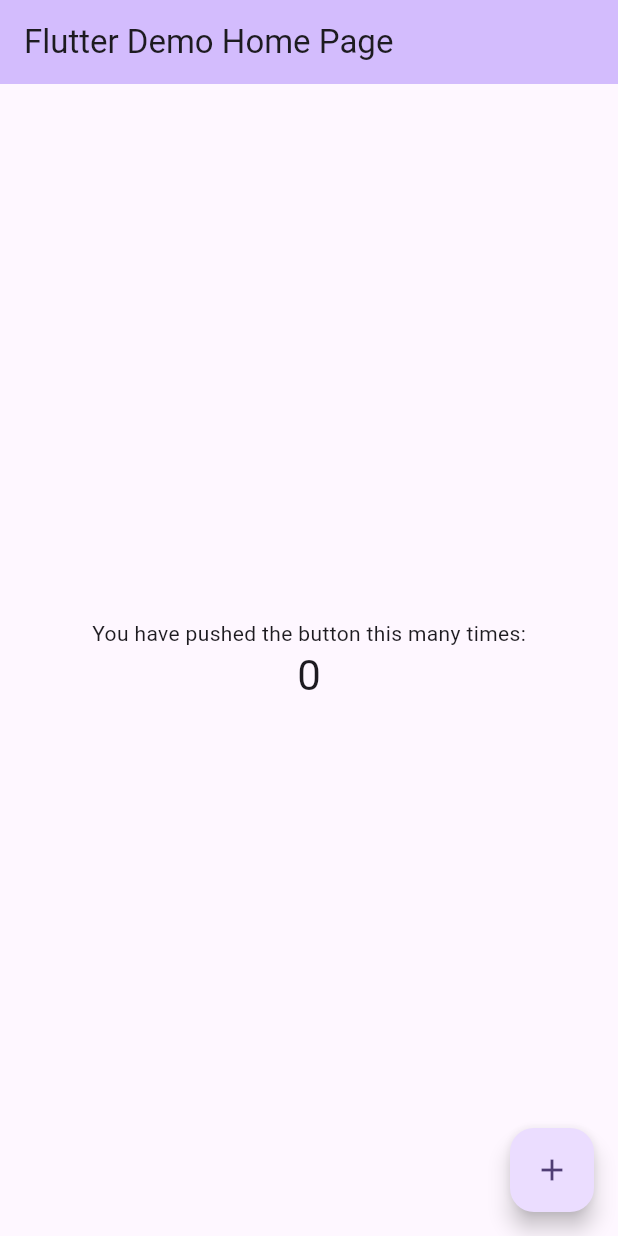
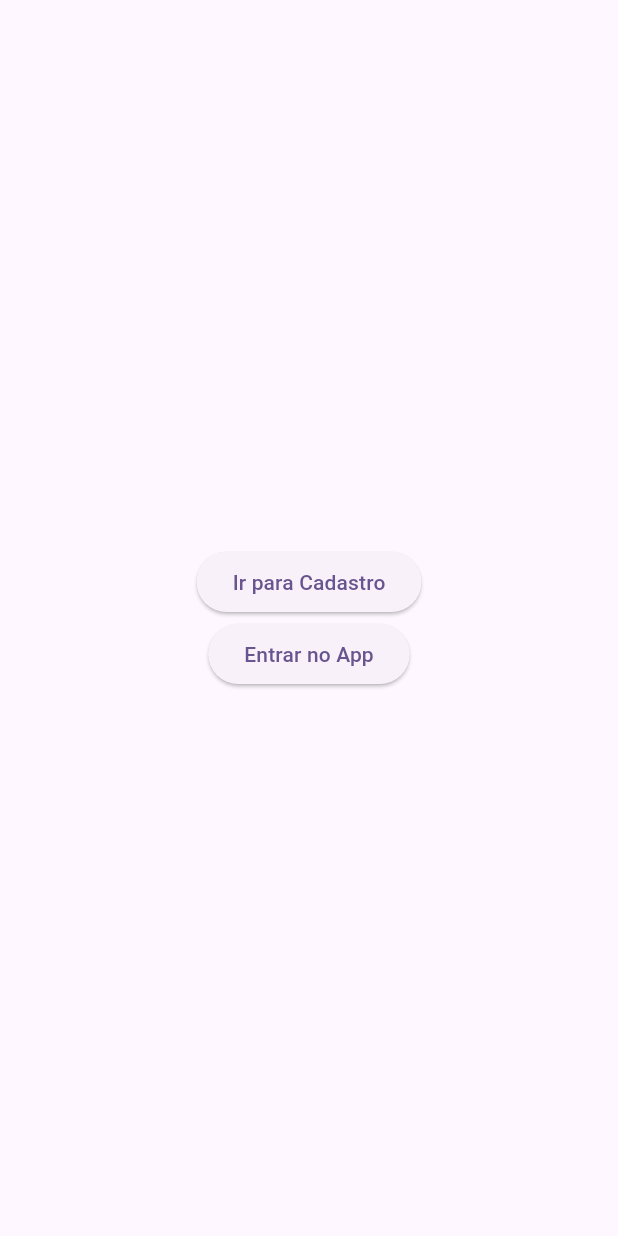
Before and after one commit to cristianbrunone/model_social, a Flutter app: the screen it shows after launch, on a phone screen of 412 x 824 dp. Run offline on Flutter 3.47's test engine with Material 3 defaults, Android fonts, the phone set to English and light mode, and no system bars; our stand-ins replace flutter_riverpod, go_router, riverpod_annotation; generated files the repository leaves out were written again.

Commit message:
feat: adicionado sistema de navegação

```diff
--- /dev/null
+++ b/lib/core/constants/routes.dart
@@ -0,0 +1,16 @@
+class AppRoutes {
+  static const login = '/login';
+  static const register = '/register';
+  static const registerStep1 = 'step1';
+  static const registerStep2 = 'step2';
+  static const registerStep3 = 'step3';
+
+  static const home = '/home';
+  static const tab1 = 'tab1';
+  static const tab2 = 'tab2';
+  static const tab3 = 'tab3';
+  static const tab4 = 'tab4';
+
+  static String tab1Detail(String id) => 'detail/$id';
+  static String tab2Detail(String id) => 'detail/$id';
+}
--- a/lib/main.dart
+++ b/lib/main.dart
@@ -1,66 +1,24 @@
+import 'package:citas/presentation/routing/app_router.dart';
 import 'package:flutter/material.dart';
+import 'package:flutter_riverpod/flutter_riverpod.dart';
 
 void main() {
-  runApp(const MyApp());
+  runApp(ProviderScope(child: const MyApp()));
 }
 
-class MyApp extends StatelessWidget {
+class MyApp extends ConsumerWidget {
   const MyApp({super.key});
 
   @override
-  Widget build(BuildContext context) {
-    return MaterialApp(
+  Widget build(BuildContext context, WidgetRef ref) {
+    final goRouter = ref.watch(goRouterProvider);
+
+    return MaterialApp.router(
       title: 'Flutter Demo',
       theme: ThemeData(
         colorScheme: ColorScheme.fromSeed(seedColor: Colors.deepPurple),
       ),
-      home: const MyHomePage(title: 'Flutter Demo Home Page'),
+      routerConfig: goRouter,
     );
   }
 }
-
-class MyHomePage extends StatefulWidget {
-  const MyHomePage({super.key, required this.title});
-
-  final String title;
-
-  @override
-  State<MyHomePage> createState() => _MyHomePageState();
-}
-
-class _MyHomePageState extends State<MyHomePage> {
-  int _counter = 0;
-
-  void _incrementCounter() {
-    setState(() {
-      _counter++;
-    });
-  }
-
-  @override
-  Widget build(BuildContext context) {
-    return Scaffold(
-      appBar: AppBar(
-        backgroundColor: Theme.of(context).colorScheme.inversePrimary,
-        title: Text(widget.title),
-      ),
-      body: Center(
-        child: Column(
-          mainAxisAlignment: MainAxisAlignment.center,
-          children: <Widget>[
-            const Text('You have pushed the button this many times:'),
-            Text(
-              '$_counter',
-              style: Theme.of(context).textTheme.headlineMedium,
-            ),
-          ],
-        ),
-      ),
-      floatingActionButton: FloatingActionButton(
-        onPressed: _incrementCounter,
-        tooltip: 'Increment',
-        child: const Icon(Icons.add),
-      ),
-    );
-  }
-}
--- /dev/null
+++ b/lib/presentation/routing/app_router.dart
@@ -0,0 +1,76 @@
+import 'package:citas/core/constants/imports.dart';
+import 'package:citas/presentation/screens/home/tabs/tab2/tab2Details.dart';
+part 'app_router.g.dart';
+
+@riverpod
+GoRouter goRouter(Ref ref) {
+  return GoRouter(
+    initialLocation: AppRoutes.login,
+    routes: [
+      GoRoute(
+        path: AppRoutes.login,
+        builder: (_, __) => const LoginScreen(),
+      ),
+      GoRoute(
+        path: AppRoutes.register,
+        builder: (_, __) => const RegisterStep1Screen(),
+        routes: [
+          GoRoute(
+            path: AppRoutes.registerStep2,
+            builder: (_, __) => const RegisterStep2Screen(),
+          ),
+          GoRoute(
+            path: AppRoutes.registerStep3,
+            builder: (_, __) => const RegisterStep3Screen(),
+          ),
+        ],
+      ),
+
+      ShellRoute(
+        builder: (context, state, child) => HomeShell(child: child),
+        routes: [
+          GoRoute(
+            path: AppRoutes.home,
+            redirect: (_, __) => '${AppRoutes.home}/${AppRoutes.tab1}',
+            routes: [
+              GoRoute(
+                path: AppRoutes.tab1,
+                builder: (_, __) => const Tab1Screen(),
+                routes: [
+                  GoRoute(
+                    path: 'detail/:id',
+                    builder: (context, state) {
+                      final id = state.pathParameters['id']!;
+                      return Tab1DetailScreen(id: id);
+                    },
+                  ),
+                ],
+              ),
+              GoRoute(
+                path: AppRoutes.tab2,
+                builder: (_, __) => const Tab2Screen(),
+                routes: [
+                  GoRoute(
+                    path: 'detail/:id',
+                    builder: (context, state) {
+                      final id = state.pathParameters['id']!;
+                      return Tab2DetailScreen(id: id);
+                    },
+                  ),
+                ],
+              ),
+              GoRoute(
+                path: AppRoutes.tab3,
+                builder: (_, __) => const Tab3Screen(),
+              ),
+              GoRoute(
+                path: AppRoutes.tab4,
+                builder: (_, __) => const Tab4Screen(),
+              ),
+            ],
+          ),
+        ],
+      ),
+    ],
+  );
+}
--- /dev/null
+++ b/lib/presentation/screens/register/login_screen.dart
@@ -0,0 +1,27 @@
+import 'package:citas/core/constants/imports.dart';
+
+class LoginScreen extends StatelessWidget {
+  const LoginScreen({super.key});
+
+  @override
+  Widget build(BuildContext context) {
+    return Scaffold(
+      body: Center(
+        child: Column(
+          mainAxisAlignment: MainAxisAlignment.center,
+          children: [
+            ElevatedButton(
+              onPressed: () => context.go(AppRoutes.register),
+              child: const Text('Ir para Cadastro'),
+            ),
+            ElevatedButton(
+              onPressed:
+                  () => context.go('${AppRoutes.home}/${AppRoutes.tab1}'),
+              child: const Text('Entrar no App'),
+            ),
+          ],
+        ),
+      ),
+    );
+  }
+}
```
Also changed, not shown: lib/core/constants/imports.dart (added, +25 -0 lines), lib/presentation/screens/home/home_screen.dart (added, +49 -0 lines), lib/presentation/screens/home/tabs/tab1/tab1_screen.dart (added, +10 -0 lines), lib/presentation/screens/home/tabs/tab1/tabdetails.dart (added, +14 -0 lines), lib/presentation/screens/home/tabs/tab2/tab2Details.dart (added, +14 -0 lines), lib/presentation/screens/home/tabs/tab2/tab2_screen.dart (added, +12 -0 lines), lib/presentation/screens/home/tabs/tab3/tab3_screen.dart (added, +10 -0 lines), lib/presentation/screens/home/tabs/tab4/tab4_screen.dart (added, +10 -0 lines), lib/presentation/screens/register/register_step1_screen.dart (added, +20 -0 lines), lib/presentation/screens/register/register_step2_screen.dart (added, +20 -0 lines), lib/presentation/screens/register/register_step3_screen.dart (added, +20 -0 lines), pubspec.yaml (+7 -0 lines), lib/core/constants/arquivo_constant.dart (deleted), lib/presentation/routing/app_router.g.dart (added), 2 more files.
